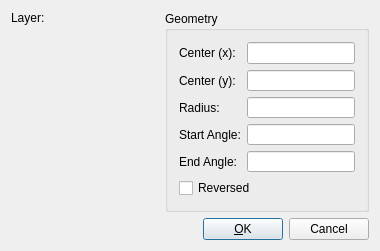
The window that librecad/src/ui/forms/qg_dlgarc.ui (LibreCAD/LibreCAD) describes before a commit, drawn with Qt 5.
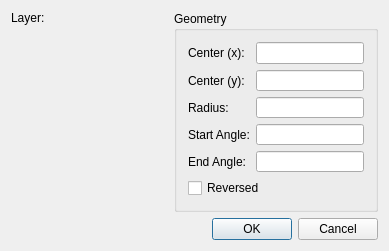
The same window after the commit. Custom widgets are drawn as their Qt base class.

Commit message: test patch: OK and Cancel unconsistant bug#3562692

What changed in the file:
```diff
--- a/librecad/src/ui/forms/qg_dlgarc.ui
+++ b/librecad/src/ui/forms/qg_dlgarc.ui
@@ -9,14 +9,12 @@
       <rect>
         <x>0</x>
         <y>0</y>
-        <width>380</width>
+    <width>389</width>
         <height>251</height>
       </rect>
     </property>
     <property name="sizePolicy">
-      <sizepolicy>
-        <hsizetype>1</hsizetype>
-        <vsizetype>1</vsizetype>
+   <sizepolicy hsizetype="Minimum" vsizetype="Minimum">
         <horstretch>0</horstretch>
         <verstretch>0</verstretch>
       </sizepolicy>
@@ -30,7 +28,7 @@
     <property name="windowTitle">
       <string>Arc</string>
     </property>
-    <layout class="QVBoxLayout">
+  <layout class="QVBoxLayout" name="gfdgf">
       <item>
         <layout class="QHBoxLayout">
           <item>
@@ -40,9 +38,7 @@
                   <item>
                     <widget class="QLabel" name="lLayer">
                       <property name="sizePolicy">
-                        <sizepolicy>
-                          <hsizetype>5</hsizetype>
-                          <vsizetype>5</vsizetype>
+            <sizepolicy hsizetype="Preferred" vsizetype="Preferred">
                           <horstretch>0</horstretch>
                           <verstretch>0</verstretch>
                         </sizepolicy>
@@ -56,16 +52,14 @@
                     </widget>
                   </item>
                   <item>
-                    <widget class="QG_LayerBox" name="cbLayer"/>
+          <widget class="QG_LayerBox" name="cbLayer" native="true"/>
                   </item>
                 </layout>
               </item>
               <item>
-                <widget class="QG_WidgetPen" name="wPen">
+        <widget class="QG_WidgetPen" name="wPen" native="true">
                   <property name="sizePolicy">
-                    <sizepolicy>
-                      <hsizetype>3</hsizetype>
-                      <vsizetype>3</vsizetype>
+          <sizepolicy hsizetype="MinimumExpanding" vsizetype="MinimumExpanding">
                       <horstretch>0</horstretch>
                       <verstretch>0</verstretch>
                     </sizepolicy>
@@ -204,15 +198,9 @@
                         <height>20</height>
                       </size>
                     </property>
-                    <property name="sizeType">
-                      <enum>QSizePolicy::Expanding</enum>
-                    </property>
-                    <property name="orientation">
-                      <enum>Qt::Vertical</enum>
-                    </property>
-                  </spacer>
-                </item>
-                <item row="5" column="0" rowspan="1" colspan="2">
+         </spacer>
+        </item>
+        <item row="5" column="0" colspan="2">
                   <widget class="QCheckBox" name="cbReversed">
                     <property name="text">
                       <string>Reversed</string>
@@ -225,47 +213,11 @@
         </layout>
       </item>
       <item>
-        <layout class="QHBoxLayout">
-          <item>
-            <spacer name="spacer">
-              <property name="sizeHint">
-                <size>
-                  <width>40</width>
-                  <height>20</height>
-                </size>
-              </property>
-              <property name="sizeType">
-                <enum>QSizePolicy::Expanding</enum>
-              </property>
-              <property name="orientation">
-                <enum>Qt::Horizontal</enum>
-              </property>
-            </spacer>
-          </item>
-          <item>
-            <widget class="QPushButton" name="bOk">
-              <property name="text">
-                <string>&amp;OK</string>
-              </property>
-              <property name="shortcut">
-                <string>Alt+O</string>
-              </property>
-              <property name="default">
-                <bool>true</bool>
-              </property>
-            </widget>
-          </item>
-          <item>
-            <widget class="QPushButton" name="bCancel">
-              <property name="text">
-                <string>Cancel</string>
-              </property>
-              <property name="shortcut">
-                <string>Esc</string>
-              </property>
-            </widget>
-          </item>
-        </layout>
+    <widget class="QDialogButtonBox" name="buttonBox">
+     <property name="standardButtons">
+      <set>QDialogButtonBox::Cancel|QDialogButtonBox::Ok</set>
+     </property>
+    </widget>
       </item>
     </layout>
   </widget>
```
Left out of the diff: 92 changed lines with no effect on the pictures. Lines whose indentation alone changed are shown as unchanged. The commit also changes 1 other file.
